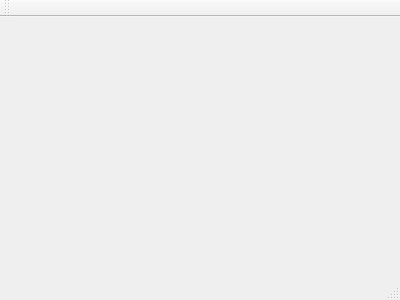
Qt form mainwindow.ui (poorpool/linkmeup) before a commit.
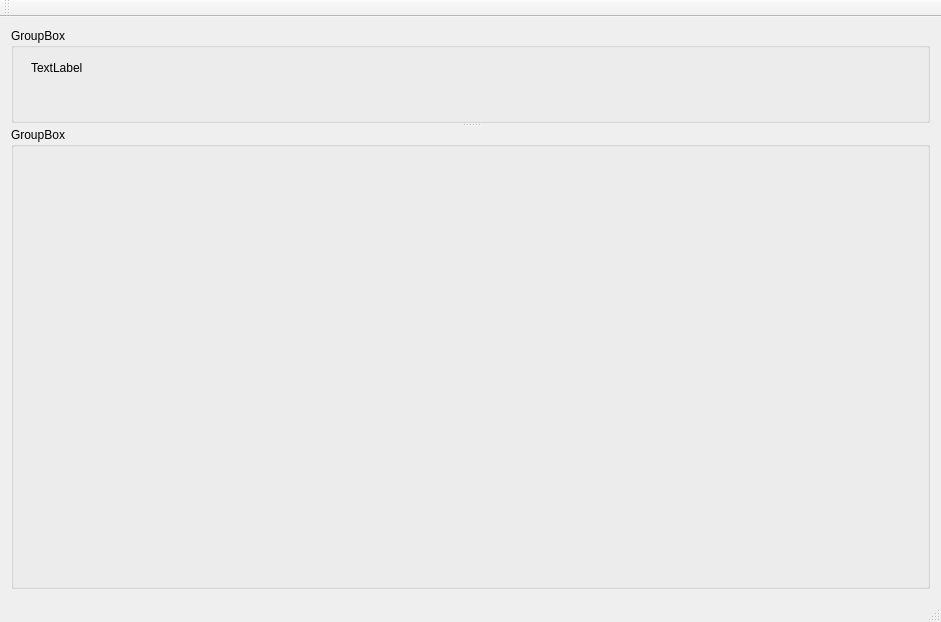
The same form after that commit.

The edit to the form file:
```diff
--- a/mainwindow.ui
+++ b/mainwindow.ui
@@ -1,24 +1,137 @@
 <ui version="4.0">
  <class>MainWindow</class>
- <widget class="QMainWindow" name="MainWindow" >
-  <property name="geometry" >
+ <widget class="QMainWindow" name="MainWindow">
+  <property name="geometry">
    <rect>
     <x>0</x>
     <y>0</y>
-    <width>400</width>
-    <height>300</height>
+    <width>941</width>
+    <height>622</height>
    </rect>
   </property>
   <property name="windowTitle" >
    <string>MainWindow</string>
   </property>
-  <widget class="QMenuBar" name="menuBar" />
-  <widget class="QToolBar" name="mainToolBar" />
-  <widget class="QWidget" name="centralWidget" />
-  <widget class="QStatusBar" name="statusBar" />
+  <widget class="QWidget" name="centralWidget">
+   <layout class="QGridLayout" name="gridLayout_2">
+    <item row="0" column="1">
+     <widget class="QSplitter" name="splitter">
+      <property name="orientation">
+       <enum>Qt::Vertical</enum>
+      </property>
+      <widget class="QGroupBox" name="groupBox">
+       <property name="title">
+        <string>GroupBox</string>
+       </property>
+       <widget class="QLabel" name="label">
+        <property name="geometry">
+         <rect>
+          <x>20</x>
+          <y>30</y>
+          <width>59</width>
+          <height>20</height>
+         </rect>
+        </property>
+        <property name="text">
+         <string>TextLabel</string>
+        </property>
+       </widget>
+      </widget>
+      <widget class="QGroupBox" name="groupBox_2">
+       <property name="title">
+        <string>GroupBox</string>
+       </property>
+       <layout class="QGridLayout" name="gridLayout_3">
+        <item row="0" column="0">
+         <layout class="QVBoxLayout" name="verticalLayout">
+          <item>
+           <spacer name="verticalSpacer">
+            <property name="orientation">
+             <enum>Qt::Vertical</enum>
+            </property>
+            <property name="sizeHint" stdset="0">
+             <size>
+              <width>20</width>
+              <height>40</height>
+             </size>
+            </property>
+           </spacer>
+          </item>
+          <item>
+           <layout class="QHBoxLayout" name="horizontalLayout">
+            <item>
+             <spacer name="horizontalSpacer">
+              <property name="orientation">
+               <enum>Qt::Horizontal</enum>
+              </property>
+              <property name="sizeHint" stdset="0">
+               <size>
+                <width>40</width>
+                <height>20</height>
+               </size>
+              </property>
+             </spacer>
+            </item>
+            <item>
+             <layout class="QGridLayout" name="gridLayout"/>
+            </item>
+            <item>
+             <spacer name="horizontalSpacer_2">
+              <property name="orientation">
+               <enum>Qt::Horizontal</enum>
+              </property>
+              <property name="sizeHint" stdset="0">
+               <size>
+                <width>40</width>
+                <height>20</height>
+               </size>
+              </property>
+             </spacer>
+            </item>
+           </layout>
+          </item>
+          <item>
+           <spacer name="verticalSpacer_2">
+            <property name="orientation">
+             <enum>Qt::Vertical</enum>
+            </property>
+            <property name="sizeHint" stdset="0">
+             <size>
+              <width>20</width>
+              <height>40</height>
+             </size>
+            </property>
+           </spacer>
+          </item>
+         </layout>
+        </item>
+       </layout>
+      </widget>
+     </widget>
+    </item>
+   </layout>
+  </widget>
+  <widget class="QMenuBar" name="menuBar">
+   <property name="geometry">
+    <rect>
+     <x>0</x>
+     <y>0</y>
+     <width>941</width>
+     <height>25</height>
+    </rect>
+   </property>
+  </widget>
+  <widget class="QToolBar" name="mainToolBar">
+   <attribute name="toolBarArea">
+    <enum>TopToolBarArea</enum>
+   </attribute>
+   <attribute name="toolBarBreak">
+    <bool>false</bool>
+   </attribute>
+  </widget>
+  <widget class="QStatusBar" name="statusBar"/>
  </widget>
- <layoutDefault spacing="6" margin="11" />
- <pixmapfunction></pixmapfunction>
+ <layoutdefault spacing="6" margin="11"/>
  <resources/>
  <connections/>
 </ui>
```
Left out of the diff: 3 changed lines with no effect on the pictures.
